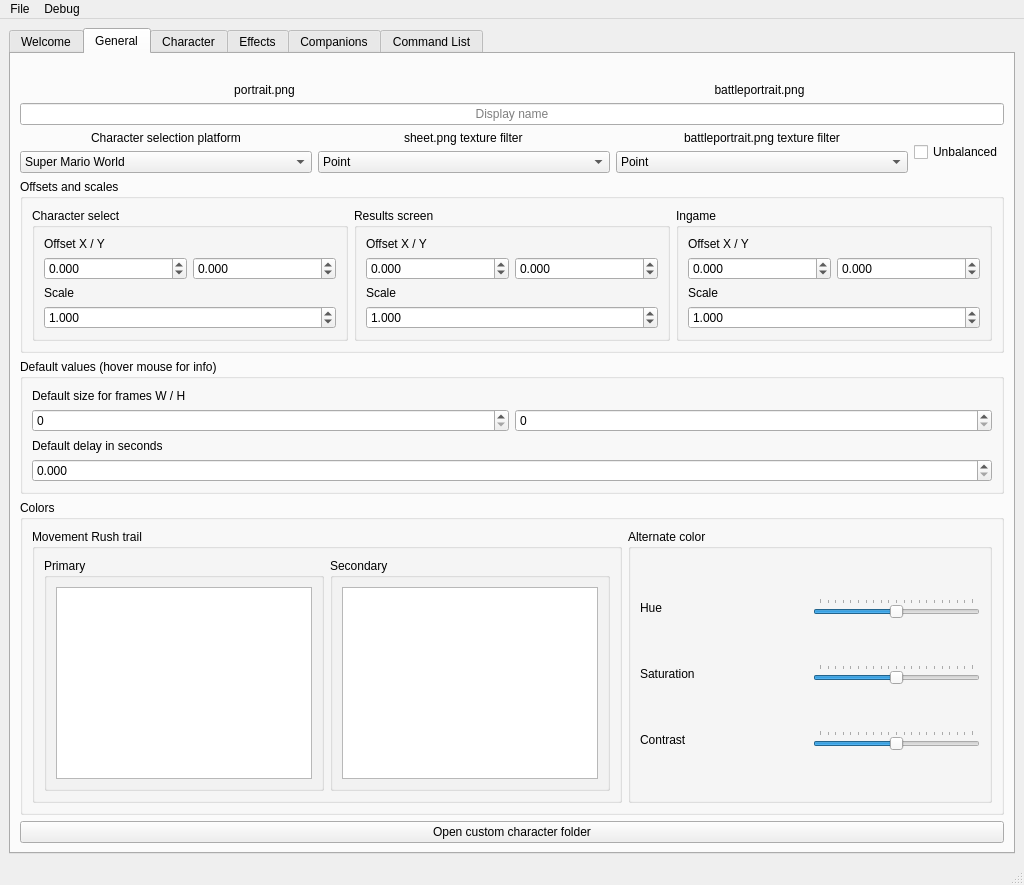
Before: the Qt Designer form gui-tool/ui/form.ui in headshot2017/smbzg-charloader, drawn with Qt 5.
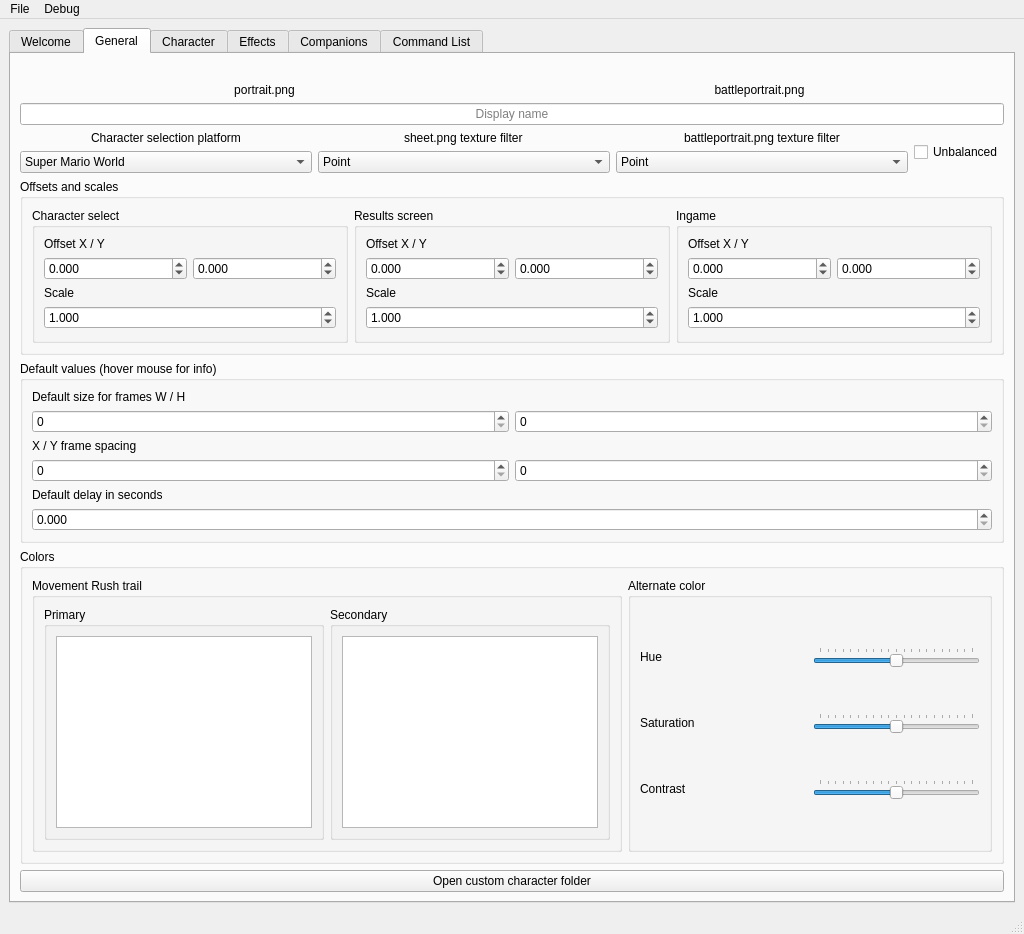
After: the same form once the commit is applied. The open tabs and pages were chosen to show the change. Icons and pictures are not drawn. Custom widgets are drawn as their Qt base class.

Commit message: gui-tool: add ability to add spacing to sprite frames

```diff
--- a/gui-tool/ui/form.ui
+++ b/gui-tool/ui/form.ui
@@ -7,7 +7,7 @@
     <x>0</x>
     <y>0</y>
     <width>1024</width>
-    <height>847</height>
+    <height>894</height>
    </rect>
   </property>
   <property name="windowTitle">
@@ -664,6 +664,37 @@
                </item>
               </layout>
              </item>
+             <item>
+              <widget class="QLabel" name="label_14">
+               <property name="text">
+                <string>X / Y frame spacing</string>
+               </property>
+              </widget>
+             </item>
+             <item>
+              <layout class="QHBoxLayout" name="horizontalLayout_7">
+               <item>
+                <widget class="QSpinBox" name="spinbox_spacingX">
+                 <property name="toolTip">
+                  <string>&lt;html&gt;&lt;head/&gt;&lt;body&gt;&lt;p&gt;When the default size for frames are both non-zero, the spacing is applied when changing sprite frames. For example, if default size is 60x60 and spacing is 1x1, changing frames will give 61x61, 122x122 and so on.&lt;/p&gt;&lt;/body&gt;&lt;/html&gt;</string>
+                 </property>
+                 <property name="maximum">
+                  <number>100000</number>
+                 </property>
+                </widget>
+               </item>
+               <item>
+                <widget class="QSpinBox" name="spinbox_spacingY">
+                 <property name="toolTip">
+                  <string>&lt;html&gt;&lt;head/&gt;&lt;body&gt;&lt;p&gt;When the default size for frames are both non-zero, the spacing is applied when changing sprite frames. For example, if default size is 60x60 and spacing is 1x1, changing frames will give 61x61, 122x122 and so on.&lt;/p&gt;&lt;/body&gt;&lt;/html&gt;</string>
+                 </property>
+                 <property name="maximum">
+                  <number>100000</number>
+                 </property>
+                </widget>
+               </item>
+              </layout>
+             </item>
              <item>
               <widget class="QLabel" name="label_13">
                <property name="text">
```
The commit also changes 5 other files.
